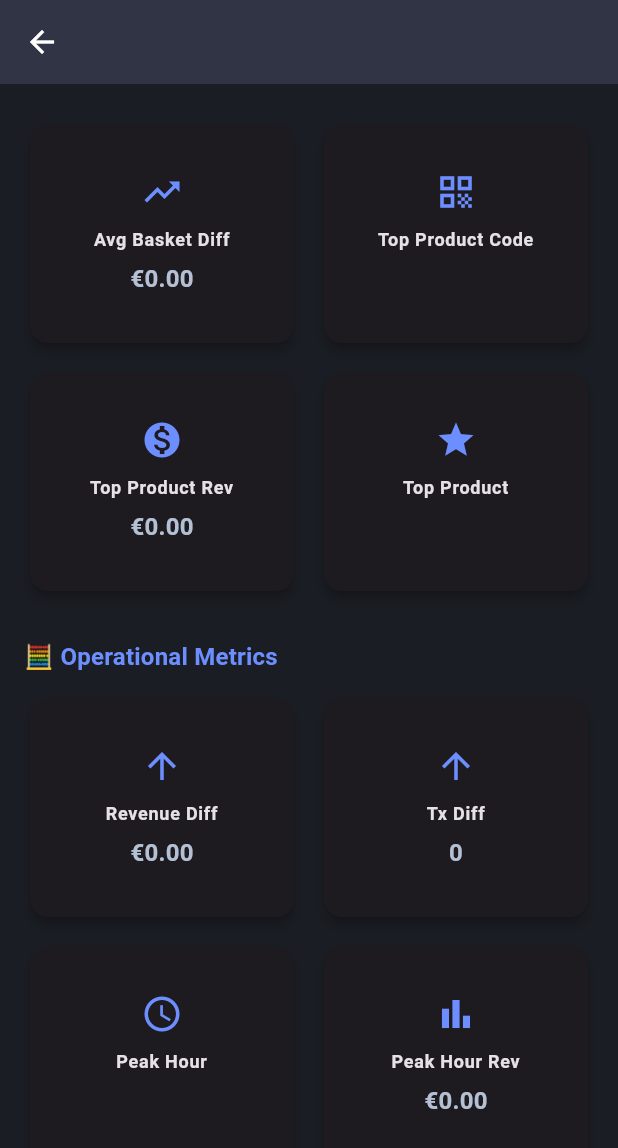
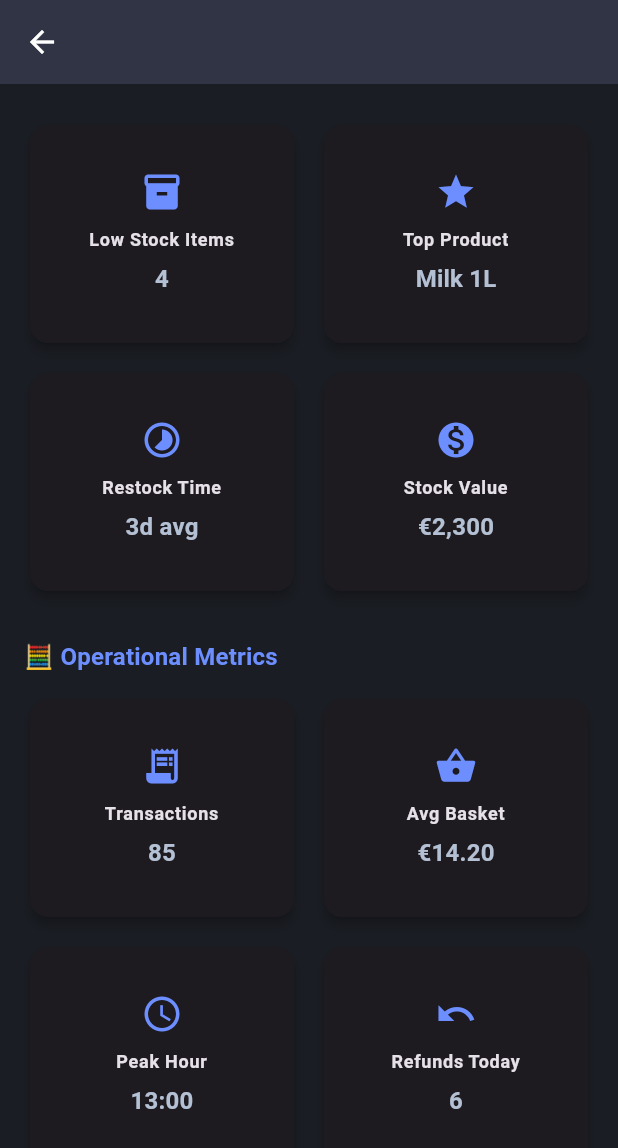
Before and after one commit to festimii/mobile, a Flutter app: the StoreDetailScreen screen opened directly with empty values, scrolled down 794 dp, on a phone screen of 412 x 824 dp. Shown: the top 1148 px of the screen. Run offline on Flutter 3.47's test engine with Material 3 defaults, Android fonts, the phone set to English and light mode, and no system bars; our stand-ins replace fl_chart, flutter_secure_storage, qr_flutter, shared_preferences; accounts and stored records are empty.

Commit message:
Revert "Populate store detail metrics from KPI endpoint"

```diff
--- a/crm_retail_app/lib/features/dashboard/store_detail_screen.dart
+++ b/crm_retail_app/lib/features/dashboard/store_detail_screen.dart
@@ -2,79 +2,60 @@ import 'package:flutter/material.dart';
 import '../../models/dashboard_models.dart';
 
 class StoreDetailScreen extends StatelessWidget {
-  final StoreKpiMetrics metrics;
+  final StoreSales sales;
 
-  const StoreDetailScreen({super.key, required this.metrics});
+  const StoreDetailScreen({super.key, required this.sales});
 
   @override
   Widget build(BuildContext context) {
     final theme = Theme.of(context);
 
     final List<StoreKpi> salesKpis = [
-      StoreKpi('Revenue Today', '€${metrics.revenueToday.toStringAsFixed(2)}',
-          Icons.today),
-      StoreKpi('Revenue PY', '€${metrics.revenuePy.toStringAsFixed(2)}',
-          Icons.calendar_today),
       StoreKpi(
-        'Revenue %',
-        '${metrics.revenuePct.toStringAsFixed(1)}%',
-        metrics.revenuePct >= 0
+        'Last Year',
+        '€${sales.lastYear.toStringAsFixed(2)}',
+        Icons.calendar_today,
+      ),
+      StoreKpi(
+        'This Year',
+        '€${sales.thisYear.toStringAsFixed(2)}',
+        Icons.today,
+      ),
+      StoreKpi(
+        'Change',
+        '${sales.percentChange.toStringAsFixed(1)}%',
+        sales.percentChange > 0
             ? Icons.arrow_upward
-            : metrics.revenuePct < 0
-                ? Icons.arrow_downward
-                : Icons.remove,
+            : sales.percentChange < 0
+            ? Icons.arrow_downward
+            : Icons.remove,
       ),
-      StoreKpi('Avg Basket',
-          '€${metrics.avgBasketToday.toStringAsFixed(2)}', Icons.shopping_basket),
+      StoreKpi('Revenue/Tx', '€14.20', Icons.calculate),
     ];
 
     final List<StoreKpi> customerKpis = [
-      StoreKpi('Tx Today', metrics.txToday.toString(), Icons.receipt_long),
-      StoreKpi('Tx PY', metrics.txPy.toString(), Icons.history),
-      StoreKpi(
-        'Tx %',
-        '${metrics.txPct.toStringAsFixed(1)}%',
-        metrics.txPct >= 0
-            ? Icons.arrow_upward
-            : metrics.txPct < 0
-                ? Icons.arrow_downward
-                : Icons.remove,
-      ),
-      StoreKpi('Avg Basket PY',
-          '€${metrics.avgBasketPy.toStringAsFixed(2)}', Icons.shopping_basket_outlined),
+      StoreKpi('Customers Today', '120', Icons.people),
+      StoreKpi('Repeat Rate', '36%', Icons.replay),
+      StoreKpi('Conversion Rate', '61%', Icons.show_chart),
+      StoreKpi('Avg Time Spent', '8m 20s', Icons.timer),
     ];
 
     final List<StoreKpi> inventoryKpis = [
-      StoreKpi(
-        'Avg Basket Diff',
-        '€${metrics.avgBasketDiff.toStringAsFixed(2)}',
-        metrics.avgBasketDiff >= 0
-            ? Icons.trending_up
-            : Icons.trending_down,
-      ),
-      StoreKpi('Top Product Code', metrics.topArtCode, Icons.qr_code),
-      StoreKpi('Top Product Rev',
-          '€${metrics.topArtRevenue.toStringAsFixed(2)}', Icons.monetization_on),
-      StoreKpi('Top Product', metrics.topArtName, Icons.star),
+      StoreKpi('Low Stock Items', '4', Icons.inventory_2),
+      StoreKpi('Top Product', 'Milk 1L', Icons.star),
+      StoreKpi('Restock Time', '3d avg', Icons.timelapse),
+      StoreKpi('Stock Value', '€2,300', Icons.monetization_on),
     ];
 
     final List<StoreKpi> opsKpis = [
-      StoreKpi('Revenue Diff',
-          '€${metrics.revenueDiff.toStringAsFixed(2)}',
-          metrics.revenueDiff >= 0
-              ? Icons.arrow_upward
-              : metrics.revenueDiff < 0
-                  ? Icons.arrow_downward
-                  : Icons.remove),
-      StoreKpi('Tx Diff', metrics.txDiff.toString(),
-          metrics.txDiff >= 0 ? Icons.arrow_upward : Icons.arrow_downward),
-      StoreKpi('Peak Hour', metrics.peakHourLabel, Icons.access_time),
-      StoreKpi('Peak Hour Rev',
-          '€${metrics.peakHourRevenue.toStringAsFixed(2)}', Icons.bar_chart),
+      StoreKpi('Transactions', '85', Icons.receipt_long),
+      StoreKpi('Avg Basket', '€14.20', Icons.shopping_basket),
+      StoreKpi('Peak Hour', '13:00', Icons.access_time),
+      StoreKpi('Refunds Today', '6', Icons.undo),
     ];
 
     return Scaffold(
-      appBar: AppBar(title: Text(metrics.storeName)),
+      appBar: AppBar(title: Text(sales.store)),
       body: Padding(
         padding: const EdgeInsets.all(16),
         child: ListView(
--- a/crm_retail_app/lib/models/dashboard_models.dart
+++ b/crm_retail_app/lib/models/dashboard_models.dart
@@ -38,89 +38,17 @@ class RecentCustomer {
 
 /// Sales data per store for comparison tables.
 class StoreSales {
-  final int storeId;
   final String store;
   final double lastYear;
   final double thisYear;
 
   StoreSales({
-    required this.storeId,
     required this.store,
     required this.lastYear,
     required this.thisYear,
   });
 
   double get percentChange => ((thisYear - lastYear) / lastYear) * 100;
-}
-
-/// Detailed KPI metrics for a single store, populated from the
-/// `SP_GetStoreKPI` stored procedure on the backend.
-class StoreKpiMetrics {
-  final int storeId;
-  final String storeName;
-  final double revenueToday;
-  final double revenuePy;
-  final int txToday;
-  final int txPy;
-  final double avgBasketToday;
-  final double avgBasketPy;
-  final double revenueDiff;
-  final double revenuePct;
-  final int txDiff;
-  final double txPct;
-  final double avgBasketDiff;
-  final int peakHour;
-  final String peakHourLabel;
-  final double peakHourRevenue;
-  final String topArtCode;
-  final double topArtRevenue;
-  final String topArtName;
-
-  StoreKpiMetrics({
-    required this.storeId,
-    required this.storeName,
-    required this.revenueToday,
-    required this.revenuePy,
-    required this.txToday,
-    required this.txPy,
-    required this.avgBasketToday,
-    required this.avgBasketPy,
-    required this.revenueDiff,
-    required this.revenuePct,
-    required this.txDiff,
-    required this.txPct,
-    required this.avgBasketDiff,
-    required this.peakHour,
-    required this.peakHourLabel,
-    required this.peakHourRevenue,
-    required this.topArtCode,
-    required this.topArtRevenue,
-    required this.topArtName,
-  });
-
-  factory StoreKpiMetrics.fromJson(Map<String, dynamic> json) {
-    return StoreKpiMetrics(
-      storeId: json['storeId'] as int,
-      storeName: json['storeName'] as String,
-      revenueToday: (json['revenueToday'] as num).toDouble(),
-      revenuePy: (json['revenuePY'] as num).toDouble(),
-      txToday: (json['txToday'] as num).toInt(),
-      txPy: (json['txPY'] as num).toInt(),
-      avgBasketToday: (json['avgBasketToday'] as num).toDouble(),
-      avgBasketPy: (json['avgBasketPY'] as num).toDouble(),
-      revenueDiff: (json['revenueDiff'] as num).toDouble(),
-      revenuePct: (json['revenuePct'] as num).toDouble(),
-      txDiff: (json['txDiff'] as num).toInt(),
-      txPct: (json['txPct'] as num).toDouble(),
-      avgBasketDiff: (json['avgBasketDiff'] as num).toDouble(),
-      peakHour: (json['peakHour'] as num).toInt(),
-      peakHourLabel: json['peakHourLabel'] as String,
-      peakHourRevenue: (json['peakHourRevenue'] as num).toDouble(),
-      topArtCode: json['topArtCode'] as String,
-      topArtRevenue: (json['topArtRevenue'] as num).toDouble(),
-      topArtName: json['topArtName'] as String,
-    );
-  }
 }
 
 /// Aggregated payload returned from the backend for the dashboard screen.
--- a/crm_retail_app/lib/services/api_routes.dart
+++ b/crm_retail_app/lib/services/api_routes.dart
@@ -9,7 +9,6 @@ class ApiRoutes {
   static const register = '/auth/register';
   static const metrics = '/dashboard/metrics';
   static const storeSales = '/stores/sales';
-  static const storeKpi = '/stores/kpi';
   static const weeklySales = '/sales/weekly';
   static const hourlySales = '/sales/hourly';
   static const inventory = '/inventory';
```
Also changed, not shown: crm_retail_app/lib/features/dashboard/tabs/home_tab.dart (+4 -10 lines), crm_retail_app/lib/services/api_service.dart (+0 -9 lines), crm_retail_app/lib/services/mock_api_service.dart (+0 -26 lines).
